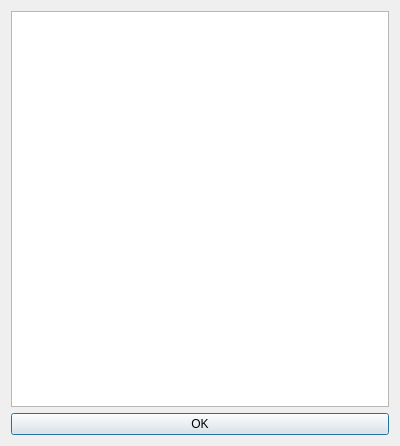
Before: the Qt Designer form gui/uies/requests.ui in neurocomputer/MemriBoard, drawn with Qt 5.
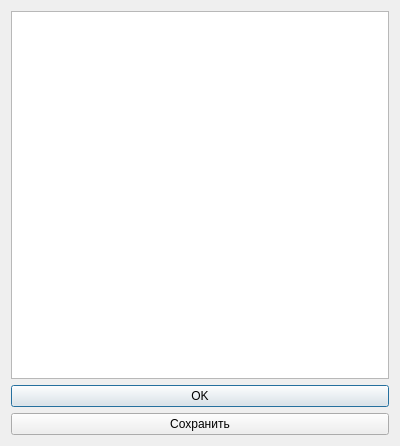
After: the same form once the commit is applied.

Commit message: added saving button for requests (as txt)

Patch:
```diff
--- a/gui/uies/requests.ui
+++ b/gui/uies/requests.ui
@@ -26,6 +26,13 @@
        </property>
       </widget>
      </item>
+     <item>
+      <widget class="QPushButton" name="button_save">
+       <property name="text">
+        <string>Сохранить</string>
+       </property>
+      </widget>
+     </item>
     </layout>
    </item>
   </layout>
```
Left out of the diff: 2 changed lines with no effect on the pictures. The commit also changes 1 other file.
